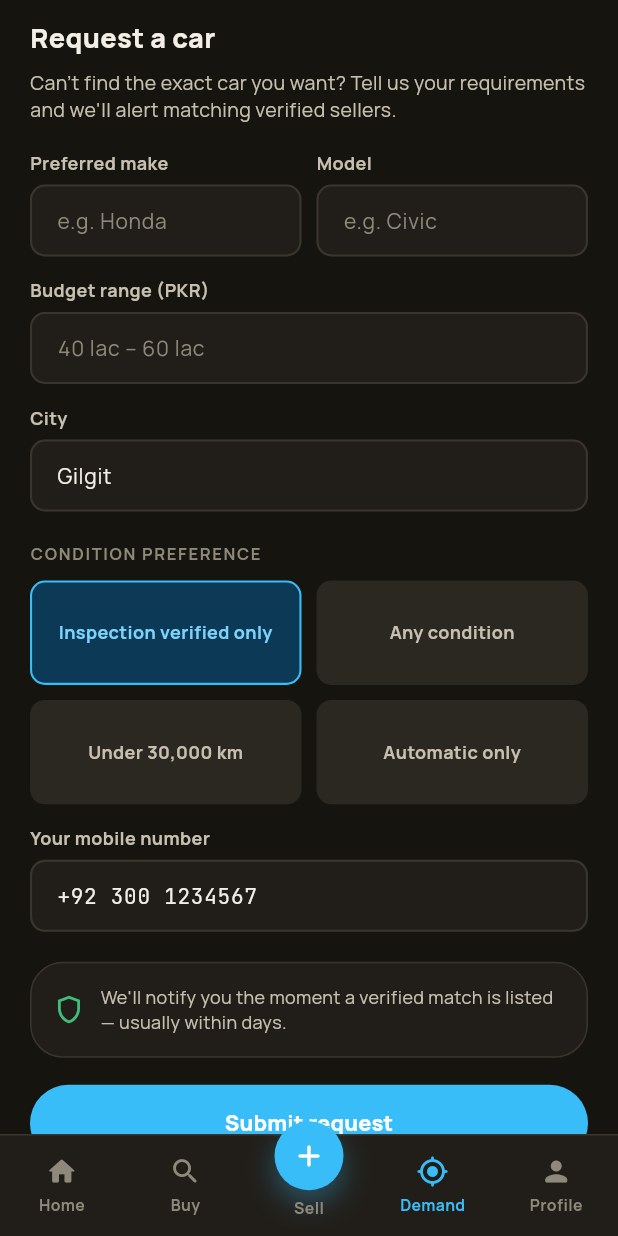
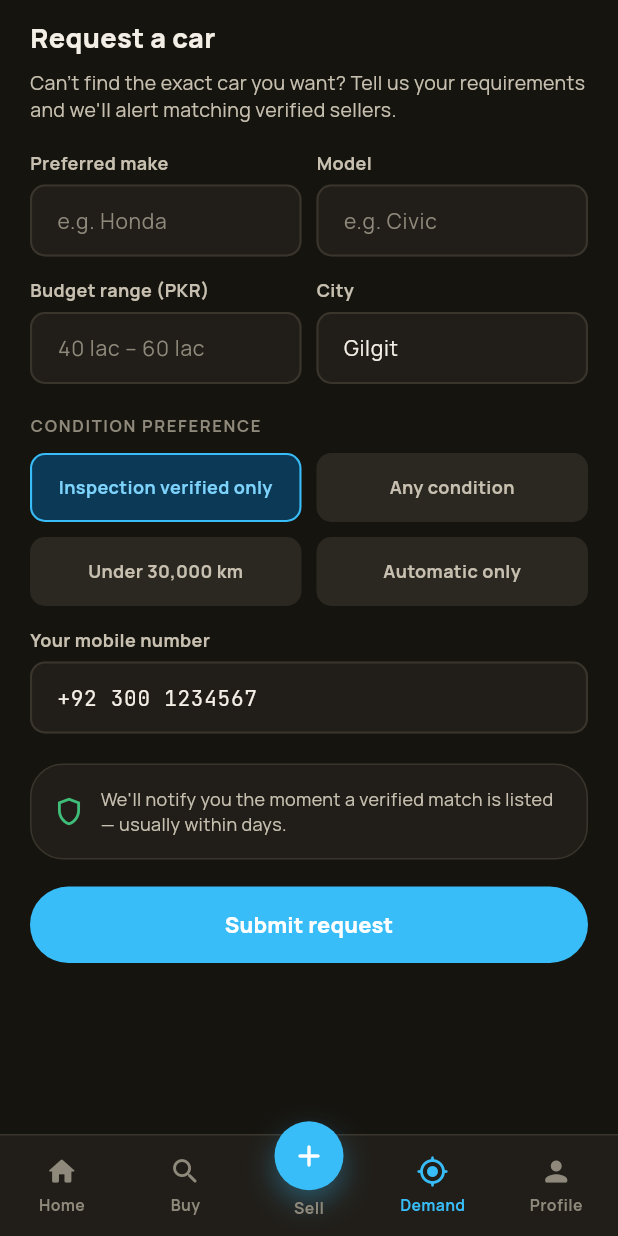
Before and after one commit to faizan-sattar/ncpcar.pk, a Flutter app: the HomeShell screen opened directly, item 4 of the bottom bar chosen, on a phone screen of 412 x 824 dp. Run offline on Flutter 3.47's test engine with Material 3 defaults, Android fonts, the phone set to English and light mode, and no system bars; our stand-ins replace image_picker.

Commit message:
Make Profile and Demand screens fill the viewport like Home/Buy
- Remove centered max-width wrap
- Condition-preference chips and budget/city fields reflow responsively instead of leaving a fixed 2-column grid

```diff
--- a/lib/screens/demand_screen.dart
+++ b/lib/screens/demand_screen.dart
@@ -1,7 +1,6 @@
 import 'package:flutter/material.dart';
 import '../auth/require_signed_in.dart';
 import '../theme/app_theme.dart';
-import '../theme/responsive.dart';
 import '../widgets/common.dart';
 
 class DemandScreen extends StatefulWidget {
@@ -19,9 +18,7 @@ class _DemandScreenState extends State<DemandScreen> {
   Widget build(BuildContext context) {
     final c = context.colors;
     return SafeArea(
-      child: ResponsiveContent(
-        maxWidth: 640,
-        child: ListView(
+      child: ListView(
         padding: const EdgeInsets.fromLTRB(20, 12, 20, 24),
         children: [
           Text('Request a car', style: bodyStyle(size: 18, weight: 800, color: c.ink)),
@@ -38,19 +35,23 @@ class _DemandScreenState extends State<DemandScreen> {
               Expanded(child: _Field(label: 'Model', hint: 'e.g. Civic')),
             ],
           ),
-          _Field(label: 'Budget range (PKR)', hint: '40 lac – 60 lac', mono: true),
-          _Field(label: 'City', value: 'Gilgit'),
+          Row(
+            children: [
+              Expanded(child: _Field(label: 'Budget range (PKR)', hint: '40 lac – 60 lac', mono: true)),
+              const SizedBox(width: 10),
+              Expanded(child: _Field(label: 'City', value: 'Gilgit')),
+            ],
+          ),
           const SizedBox(height: 6),
           Text('CONDITION PREFERENCE', style: eyebrowStyle(c.ash)),
           const SizedBox(height: 10),
-          GridView.count(
-            crossAxisCount: 2,
+          GridView.builder(
+            gridDelegate: const SliverGridDelegateWithMaxCrossAxisExtent(maxCrossAxisExtent: 260, mainAxisExtent: 46, crossAxisSpacing: 10, mainAxisSpacing: 10),
             shrinkWrap: true,
             physics: const NeverScrollableScrollPhysics(),
-            mainAxisSpacing: 10,
-            crossAxisSpacing: 10,
-            childAspectRatio: 2.6,
-            children: conditions.map((cond) {
+            itemCount: conditions.length,
+            itemBuilder: (_, i) {
+              final cond = conditions[i];
               final active = cond == condition;
               return GestureDetector(
                 onTap: () => setState(() => condition = cond),
@@ -64,7 +65,7 @@ class _DemandScreenState extends State<DemandScreen> {
                   child: Text(cond, textAlign: TextAlign.center, style: bodyStyle(size: 12, weight: 700, color: active ? c.redStrong : c.inkSoft)),
                 ),
               );
-            }).toList(),
+            },
           ),
           const SizedBox(height: 14),
           _Field(label: 'Your mobile number', value: '+92 300 1234567', mono: true),
@@ -104,7 +105,6 @@ class _DemandScreenState extends State<DemandScreen> {
             },
           ),
         ],
-        ),
       ),
     );
   }
--- a/lib/screens/profile_screen.dart
+++ b/lib/screens/profile_screen.dart
@@ -2,7 +2,6 @@ import 'package:flutter/material.dart';
 import '../auth/auth_controller.dart';
 import '../auth/require_signed_in.dart';
 import '../theme/app_theme.dart';
-import '../theme/responsive.dart';
 import '../theme/theme_controller.dart';
 import '../widgets/common.dart';
 import 'become_dealer_screen.dart';
@@ -48,9 +47,7 @@ class ProfileScreen extends StatelessWidget {
         valueListenable: authController,
         builder: (context, email, _) {
           final signedIn = email != null;
-          return ResponsiveContent(
-            maxWidth: 640,
-            child: ListView(
+          return ListView(
             padding: const EdgeInsets.only(bottom: 24),
             children: [
               Padding(
@@ -216,7 +213,6 @@ class ProfileScreen extends StatelessWidget {
                 ),
               ),
             ],
-            ),
           );
         },
       ),
```
